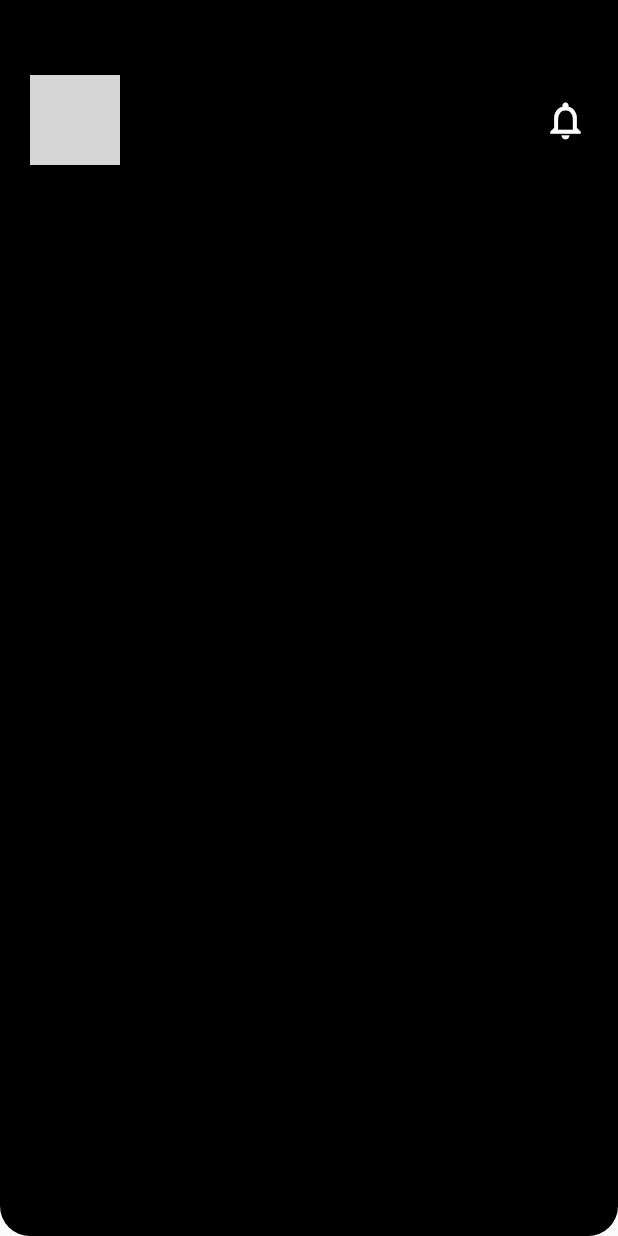
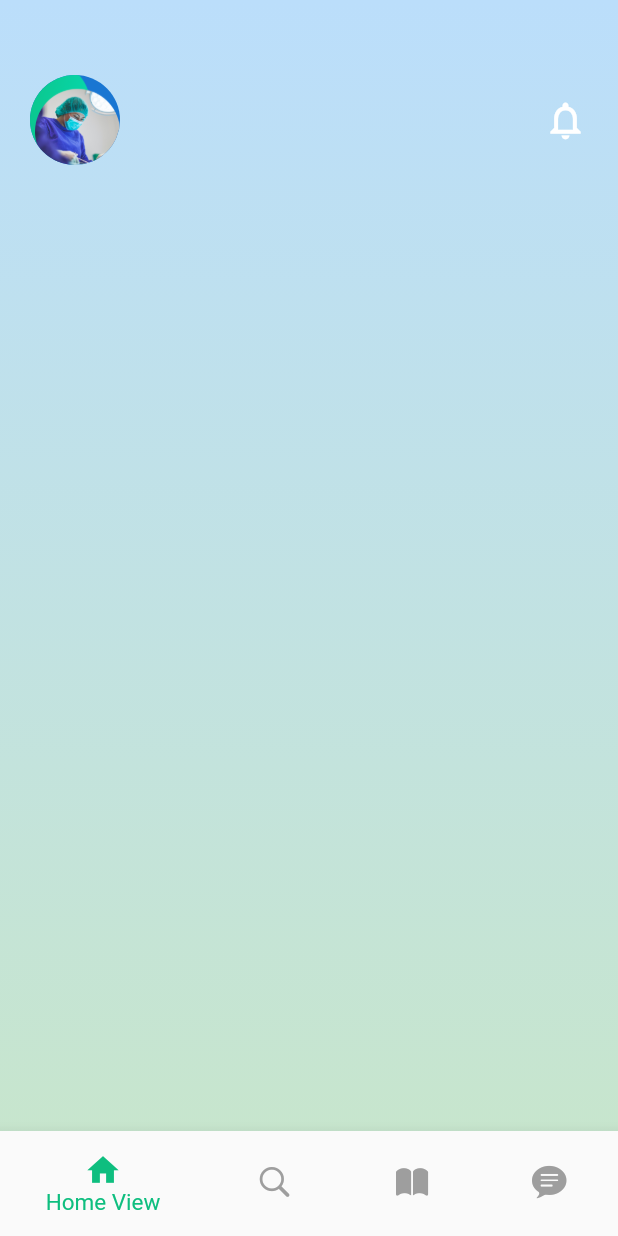
Before and after one commit to RayanaRA/doc_kit, a Flutter app: the SignUp screen opened by its route, after a tap on "Sign Up", on a phone screen of 412 x 824 dp. Run offline on Flutter 3.47's test engine with Material 2 defaults, Android fonts, the phone set to English and light mode, and no system bars; grey boxes are pictures that could not be loaded.

Commit message:
bav bar and search is done

```diff
--- /dev/null
+++ b/lib/app/components/Navbar/navbar_page.dart
@@ -0,0 +1,57 @@
+import 'package:doc_kit/app/views/home_page/home_page.dart';
+import 'package:doc_kit/app/views/search%20view/FindDoctorsWidgets.dart';
+import 'package:flutter/cupertino.dart';
+import 'package:flutter/material.dart';
+
+class NavbarPage extends StatefulWidget {
+  const NavbarPage({Key? key}) : super(key: key);
+
+  @override
+  State<NavbarPage> createState() => _NavbarPageState();
+}
+
+class _NavbarPageState extends State<NavbarPage> {
+  int _selectedInhdex = 0;
+  final _screens = [
+    HomePage(),
+    FindDoctorsWidgets(),
+    Text('data'),
+    Text('data'),
+  ];
+  @override
+  Widget build(BuildContext context) {
+    return Scaffold(
+      body: _screens[_selectedInhdex],
+      bottomNavigationBar: Container(
+        height: 70,
+        child: BottomNavigationBar(
+          iconSize: 25,
+          selectedFontSize: 25,
+          backgroundColor: Colors.white,
+          type: BottomNavigationBarType.shifting,
+          selectedItemColor: Color(0xFF0EBE7F),
+          unselectedItemColor: Colors.grey,
+          selectedLabelStyle: TextStyle(
+            fontSize: 15,
+          ),
+          currentIndex: _selectedInhdex,
+          onTap: (index) {
+            setState(() {
+              _selectedInhdex = index;
+            });
+          },
+          items: [
+            BottomNavigationBarItem(icon: Icon(Icons.home), label: 'Home View'),
+            BottomNavigationBarItem(
+                icon: Icon(CupertinoIcons.search), label: 'Serch View'),
+            BottomNavigationBarItem(
+                icon: Icon(CupertinoIcons.book_solid), label: 'Home View'),
+            BottomNavigationBarItem(
+                icon: Icon(CupertinoIcons.chat_bubble_text_fill),
+                label: 'Home View'),
+          ],
+        ),
+      ),
+    );
+  }
+}
--- a/lib/app/views/home_page/home_page.dart
+++ b/lib/app/views/home_page/home_page.dart
@@ -12,7 +12,8 @@ class _HomePageState extends State<HomePage> {
   Widget build(BuildContext context) {
     return SafeArea(
         child: Scaffold(
-      body: Column(
+      body: SingleChildScrollView(
+        child: Column(
           children: [
             Container(
                 width: MediaQuery.of(context).size.width,
@@ -20,7 +21,7 @@ class _HomePageState extends State<HomePage> {
                 padding: EdgeInsets.all(20),
                 decoration: BoxDecoration(
                     gradient: LinearGradient(
-                    colors: [],
+                      colors: [Colors.blue.shade100, Colors.green.shade100],
                       begin: Alignment.topCenter,
                       end: Alignment.bottomCenter,
                     ),
@@ -36,7 +37,8 @@ class _HomePageState extends State<HomePage> {
                         children: [
                           CircleAvatar(
                             radius: 30,
-                          backgroundImage: AssetImage("images/image.png"),
+                            backgroundImage:
+                                AssetImage("assets/images/image.png"),
                           ),
                           Icon(
                             Icons.notifications_outlined,
@@ -51,6 +53,7 @@ class _HomePageState extends State<HomePage> {
                 ))
           ],
         ),
+      ),
     ));
   }
 }
--- a/lib/app/views/register/get_started.dart
+++ b/lib/app/views/register/get_started.dart
@@ -1,5 +1,4 @@
 import 'package:doc_kit/app/components/container/container.dart';
-import 'package:doc_kit/app/views/register/sign_up.dart';
 import 'package:flutter/material.dart';
 
 class GetStarted extends StatefulWidget {
@@ -47,7 +46,7 @@ class _GetStartedState extends State<GetStarted> {
           ),
           Container_widget(
             onTap: () {
-              Navigator.pushNamed(context, '/seachView');
+              Navigator.pushNamed(context, '/navbarPage');
             },
             text: 'Get started',
           )
--- a/lib/app/views/register/sign_up.dart
+++ b/lib/app/views/register/sign_up.dart
@@ -52,20 +52,21 @@ class _SignUpState extends State<SignUp> {
               padding: const EdgeInsets.only(top: 100, right: 55),
               child: InkWell(
                 onTap: () {
-                  Navigator.pushNamed(context,'/homePage');
+                  Navigator.pushNamed(context, '/navbarPage');
                 },
                 child: Container_widget(
-
                   text: 'Sign Up',
                 ),
               ),
             ),
-            TextButton(onPressed: (){}, child: Text('Have an account,Sign in',
-            style: TextStyle(
-              color: Colors.blue,
-
-            ),
-            ))
+            TextButton(
+                onPressed: () {},
+                child: Text(
+                  'Have an account,Sign in',
+                  style: TextStyle(
+                    color: Colors.blue,
+                  ),
+                ))
           ],
         ),
       ),
--- a/lib/app/views/search view/Widgets/BiographyContainerWidgets.dart
+++ b/lib/app/views/search view/Widgets/BiographyContainerWidgets.dart
@@ -30,7 +30,8 @@ class _BiographyContainerWidgetsState extends State<BiographyContainerWidgets> {
     return Container(
         width: 380,
         height: 230,
-        color: Colors.white,
+        decoration: BoxDecoration(
+            borderRadius: BorderRadius.circular(10), color: Colors.white),
         child: Padding(
           padding: const EdgeInsets.all(20),
           child: Column(children: [
--- a/lib/main.dart
+++ b/lib/main.dart
@@ -1,8 +1,9 @@
+import 'package:doc_kit/app/components/Navbar/navbar_page.dart';
 import 'package:doc_kit/app/components/container/list_card.dart';
 import 'package:doc_kit/app/views/home_page/home_page.dart';
 import 'package:doc_kit/app/views/register/get_started.dart';
 import 'package:doc_kit/app/views/register/sign_up.dart';
-import 'package:doc_kit/app/views/search%20view/seachView.dart';
+import 'package:doc_kit/app/views/search%20view/FindDoctorsWidgets.dart';
 import 'package:flutter/material.dart';
 
 void main() {
@@ -20,7 +21,8 @@ class myApp extends StatelessWidget {
         '/list': (context) => const ListCard(),
         '/getScr': (context) => const GetStarted(),
         '/signUp': (context) => const SignUp(),
-        '/seachView': (context) => SeachView()
+        '/findDoctorsWidgets': (context) => FindDoctorsWidgets(),
+        '/navbarPage': (context) => NavbarPage(),
       },
       debugShowCheckedModeBanner: false,
     );
```
Also changed, not shown: lib/app/views/search view/FindDoctorsWidgets.dart (added, +116 -0 lines), lib/app/views/search view/Widgets/CatalogsWidgets.dart (added, +71 -0 lines), lib/app/views/search view/Widgets/searchWidgets.dart (deleted, +0 -84 lines), lib/app/views/search view/seachView.dart (deleted, +0 -74 lines). Lines whose indentation alone changed are shown as unchanged.
